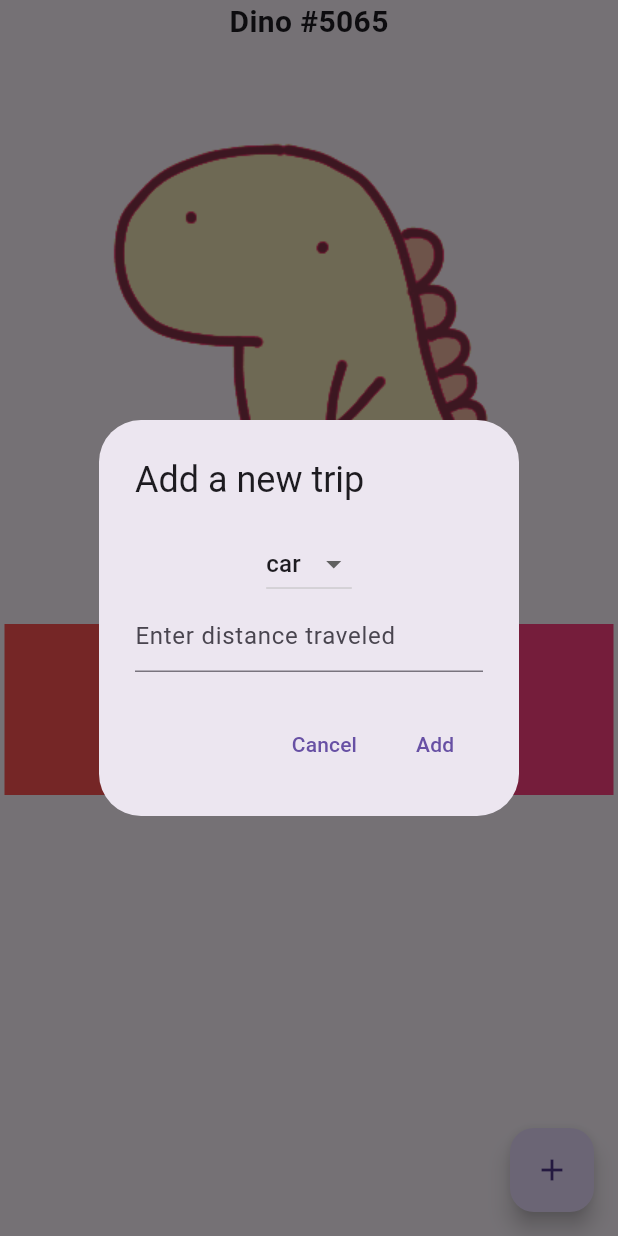
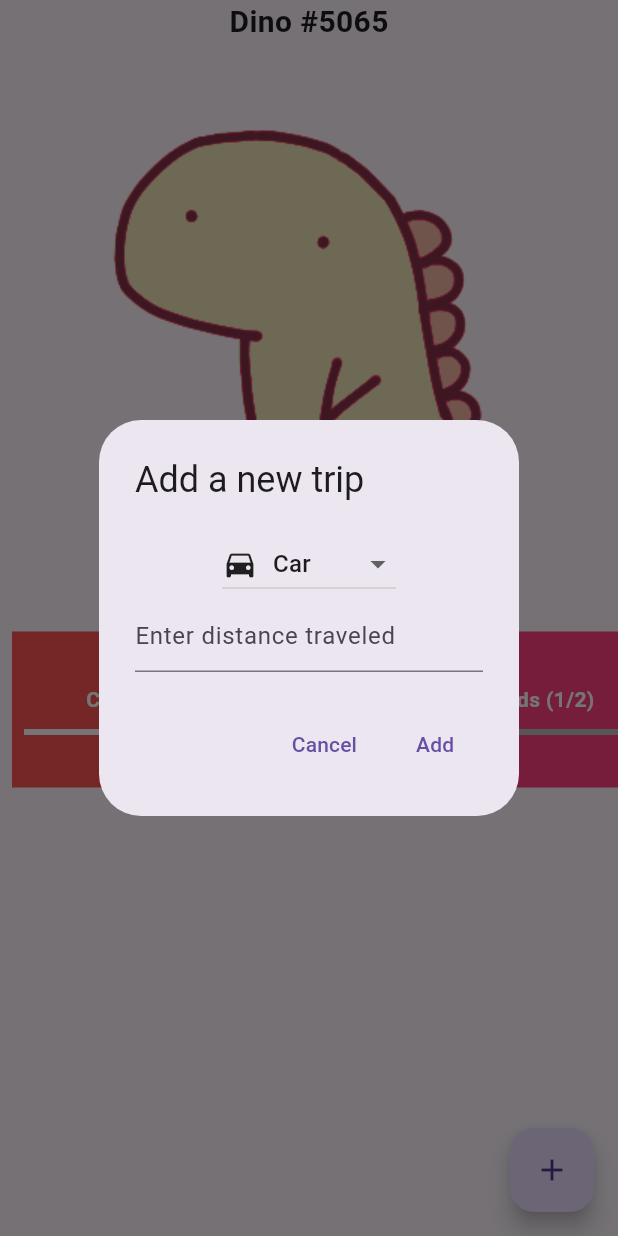
Before and after one commit to fernandoAra/scarlet-qhack-2024, a Flutter app: the MyHomePage screen opened directly, after a tap on the "add" icon, on a phone screen of 412 x 824 dp. Run offline on Flutter 3.47's test engine with Material 3 defaults, Android fonts, the phone set to English and light mode, and no system bars; generated files the repository leaves out were written again.

Commit message:
past 4h ig

```diff
--- a/dinosaur_walker/lib/home_page.dart
+++ b/dinosaur_walker/lib/home_page.dart
@@ -16,7 +16,23 @@ class MyHomePage extends StatefulWidget {
   _MyHomePageState createState() => _MyHomePageState();
 }
 
+class WeeklyChallenge {
+  final String description;
+  final double progress; // Progress as a fraction of 1 (e.g., 0.5 for 50%)
+
+  WeeklyChallenge({required this.description, required this.progress});
+}
+
 class _MyHomePageState extends State<MyHomePage> {
+
+  final List<WeeklyChallenge> _weeklyChallenges = [
+    WeeklyChallenge(description: "CO2 saved  =  ${5}", progress: 1),
+    WeeklyChallenge(description: "Invite (2) friends (1/2)", progress: 0.5),
+    WeeklyChallenge(description: "Ride a bike for 10 km (8.1/10)", progress: 0.8),
+    WeeklyChallenge(description: "Spend less on car than last week (3/10)", progress: 0.3),
+    // Add more challenges as needed...
+  ];
+
   final List<String> _messages = [];
   String _selectedTransport = 'car';
   final TextEditingController _distanceController = TextEditingController();
@@ -40,14 +56,81 @@ class _MyHomePageState extends State<MyHomePage> {
                     onChanged: (newValue) {
                       setDialogState(() => selectedTransport = newValue!);
                     },
-                    items: ['car', 'train', 'bike']
-                        .map<DropdownMenuItem<String>>((String value) {
-                          return DropdownMenuItem<String>(
-                            value: value,
-                            child: Text(value),
-                          );
-                        }).toList(),
+                    items: [
+                      DropdownMenuItem(
+                        value: 'car',
+                        child: Row(
+                          children: <Widget>[
+                            Icon(Icons.directions_car),
+                            SizedBox(width: 10), // Provides space between the icon and the text
+                            Text('Car'),
+                          ],
+                        ),
+                      ),
+                      DropdownMenuItem(
+                        value: 'train',
+                        child: Row(
+                          children: <Widget>[
+                            Icon(Icons.directions_train),
+                            SizedBox(width: 10),
+                            Text('Train'),
+                          ],
+                        ),
+                      ),
+                      // Add other transport options in a similar manner
+                      DropdownMenuItem(
+                        value: 'bike',
+                        child: Row(
+                          children: <Widget>[
+                            Icon(Icons.directions_bike),
+                            SizedBox(width: 10),
+                            Text('Bike'),
+                          ],
+                        ),
+                      ),
+                      DropdownMenuItem(
+                        value: 'plane',
+                        child: Row(
+                          children: <Widget>[
+                            Icon(Icons.airplanemode_active),
+                            SizedBox(width: 10),
+                            Text('Plane'),
+                          ],
+                        ),
+                      ),
+                      DropdownMenuItem(
+                        value: 'walking',
+                        child: Row(
+                          children: <Widget>[
+                            Icon(Icons.directions_walk),
+                            SizedBox(width: 10),
+                            Text('Walking'),
+                          ],
+                        ),
+                      ),
+                      DropdownMenuItem(
+                        value: 'e-car',
+                        child: Row(
+                          children: <Widget>[
+                            Icon(Icons.electric_car),
+                            SizedBox(width: 10),
+                            Text('E-Car'),
+                          ],
+                        ),
+                      ),
+                      DropdownMenuItem(
+                        value: 'scooter',
+                        child: Row(
+                          children: <Widget>[
+                            Icon(Icons.electric_scooter),
+                            SizedBox(width: 10),
+                            Text('Scooter'),
+                          ],
+                        ),
+                      ),
+                    ],
                   ),
+
                   TextField(
                     controller: localDistanceController,
                     decoration: const InputDecoration(
@@ -76,10 +159,28 @@ class _MyHomePageState extends State<MyHomePage> {
                     points = expPoints = distance.round(); // Assuming EXP is awarded the same way as coins
                     break;
                   case 'train':
-                    points = expPoints = distance.round() * 2;
+                    points = (distance.round() * 2.round());
+                    expPoints = (distance.round() * 2.9.round());
                     break;
                   case 'bike':
-                    points = expPoints = distance.round() * 5;
+                    points = (distance.round() * 5.round());
+                    expPoints = (distance.round() * 4.2.round());
+                    break;
+                  case 'plane':
+                    points = (distance.round() * 0.01).round();
+                    expPoints = (distance.round() * 0.001).round()  * 2;
+                    break;
+                  case 'walking':
+                    points = (distance.round() * 7.round());
+                    expPoints = (distance.round() * 12.round());
+                    break;
+                  case 'e-car':
+                    points = (distance.round() * 1.2).round();
+                    expPoints = (distance.round() * 1.7).round();
+                    break;
+                  case 'scooter':
+                    points = (distance.round() * 4.round());
+                    expPoints = (distance.round() * 4.2).round();
                     break;
                 }
                 Provider.of<CoinsProvider>(context, listen: false).addCoins(points.round()); // Add coins using the Provider
@@ -134,21 +235,32 @@ class _MyHomePageState extends State<MyHomePage> {
             height: 120.0,
             child: ListView.builder(
               scrollDirection: Axis.horizontal,
-              itemCount: 10, // Example item count
-              itemBuilder: (context, index) {
+              itemCount: _weeklyChallenges.length,
+               itemBuilder: (context, index) {
+                final challenge = _weeklyChallenges[index];
                 return Container(
-                  width: 200.0, // Set card width
-                  height: 10.0, // Set card height, though it's dictated by the ListView height
-                  margin: EdgeInsets.all(3.0), // Add some spacing around each card
-                  color: Colors.accents[index % Colors.accents.length], // Example colorful background
-                  child: Center(
-                    child: Text(
-                      'Card $index',
-                      style: TextStyle(
-                        color: Colors.white,
-                        fontWeight: FontWeight.bold,
+                  width: 200.0,
+                  margin: EdgeInsets.all(8.0),
+                  padding: EdgeInsets.all(8.0),
+                  color: Colors.accents[index % Colors.accents.length],
+                  child: Column(
+                    mainAxisAlignment: MainAxisAlignment.center,
+                    children: [
+                      Text(
+                        challenge.description,
+                        style: TextStyle(
+                          color: Colors.white,
+                          fontWeight: FontWeight.bold,
+                        ),
+                        textAlign: TextAlign.center,
                       ),
-                    ),
+                      SizedBox(height: 10),
+                      LinearProgressIndicator(
+                        value: challenge.progress,
+                        backgroundColor: Colors.grey[400],
+                        valueColor: AlwaysStoppedAnimation<Color>(Colors.white),
+                      ),
+                    ],
                   ),
                 );
               },
--- a/dinosaur_walker/lib/store.dart
+++ b/dinosaur_walker/lib/store.dart
@@ -18,8 +18,8 @@ class Store extends StatelessWidget {
   // Example store items
   final List<StoreItem> items = [
     StoreItem(name: "Top Hat", cost: 10, levelRequirement: 1),
-    StoreItem(name: "Item 2", cost: 20, levelRequirement: 2),
-    StoreItem(name: "Item 3", cost: 30, levelRequirement: 3),
+    StoreItem(name: "Sombrero", cost: 200, levelRequirement: 12),
+    StoreItem(name: "Bird Pet (Coming Soon)", cost: 310, levelRequirement: 50),
   ];
 
   @override
```
Also changed, not shown: dinosaur_walker/lib/coins_provider.dart (+14 -0 lines), dinosaur_walker/lib/rankings_page.dart (+4 -4 lines), dinosaur_walker/lib/settings_page.dart (+22 -3 lines).
